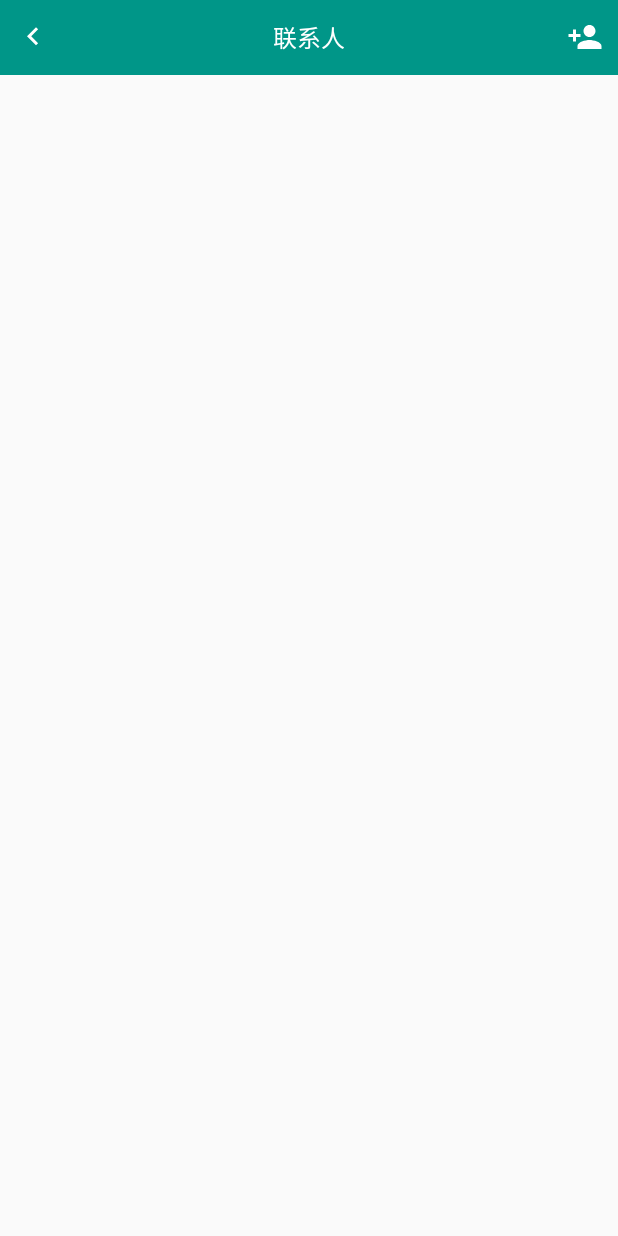
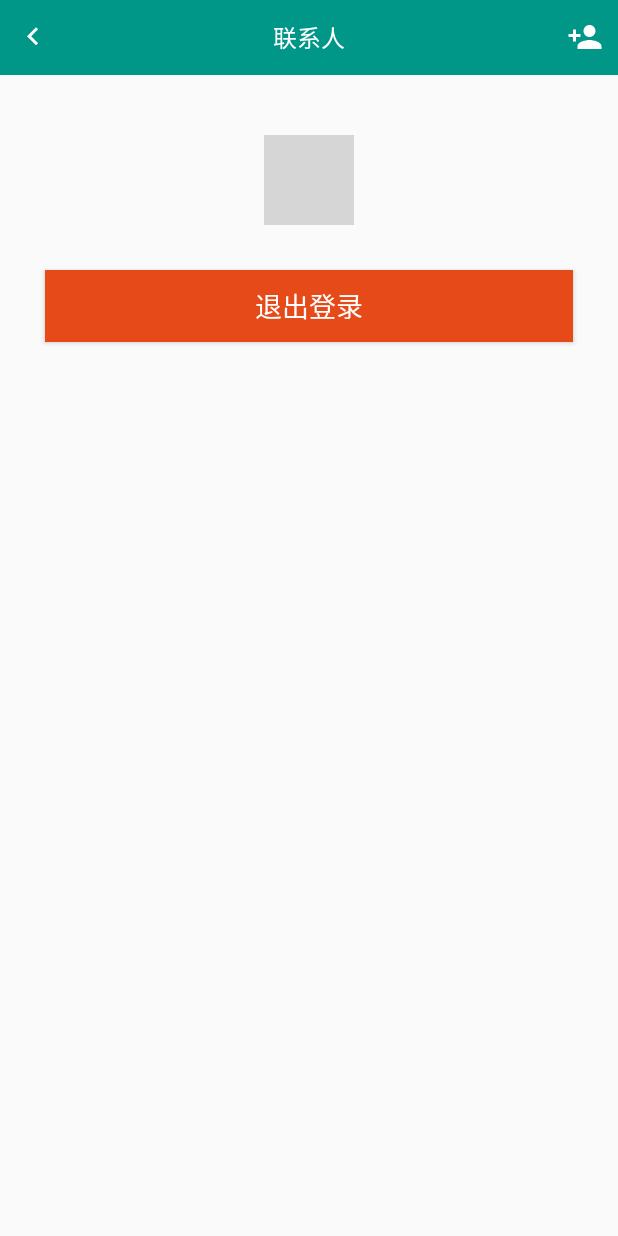
Before and after one commit to xblydxj/littleChat, an Android app: the layout fragment_plugin.xml on its own in the app's theme, with its tools: preview values and no code run, on a phone screen of 412 x 824 dp. Run offline under Robolectric (Android 15) with nearby library versions, the phone set to English and light mode, and no system bars; grey boxes are pictures that could not be loaded.

```diff
--- a/app/src/main/java/xblydxj/qq/base/BaseFragment.java
+++ b/app/src/main/java/xblydxj/qq/base/BaseFragment.java
@@ -24,12 +24,12 @@ public abstract class BaseFragment extends Fragment implements View.OnClickListe
     @Override
     public void onActivityCreated(@Nullable Bundle savedInstanceState) {
         super.onActivityCreated(savedInstanceState);
-        View view = getView();
+        View view = this.getView();
         ImageView iv_left = (ImageView) view.findViewById(R.id.iv_left);
         ImageView iv_right = (ImageView) view.findViewById(R.id.iv_right);
         TextView tv_title = (TextView) view.findViewById(R.id.tv_title);
         initHeader(iv_left, tv_title, iv_right);
-        initData(view);
+        initData(getView());
     }
 
     protected abstract void initHeader(ImageView iv_left, TextView tv_title, ImageView iv_right);
--- a/app/src/main/java/xblydxj/qq/fragment/ContactFragment.java
+++ b/app/src/main/java/xblydxj/qq/fragment/ContactFragment.java
@@ -19,8 +19,7 @@ public class ContactFragment extends BaseFragment {
 
     @Override
     protected View initView(LayoutInflater inflater, ViewGroup container, Bundle savedInstanceState) {
-        inflater.inflate(R.layout.fragment_contact, container);
-        return null;
+        return inflater.inflate(R.layout.fragment_contact, container, false);
     }
 
     @Override
--- /dev/null
+++ b/app/src/main/res/drawable/rectangle_button_bg.xml
@@ -0,0 +1,5 @@
+<?xml version="1.0" encoding="utf-8"?>
+<shape xmlns:android="http://schemas.android.com/apk/res/android"
+    android:shape="rectangle">
+    <solid android:color="#FFe64a19"/>
+</shape>
--- /dev/null
+++ b/app/src/main/res/drawable/rectangle_button_bg_ripple.xml
@@ -0,0 +1,5 @@
+<?xml version="1.0" encoding="utf-8"?>
+<ripple xmlns:android="http://schemas.android.com/apk/res/android"
+    android:color="#FF009688">
+    <item android:drawable="@drawable/rectangle_button_bg"/>
+</ripple>
--- a/app/src/main/res/layout/fragment_plugin.xml
+++ b/app/src/main/res/layout/fragment_plugin.xml
@@ -1,9 +1,27 @@
 <?xml version="1.0" encoding="utf-8"?>
 <LinearLayout
     xmlns:android="http://schemas.android.com/apk/res/android"
-              android:orientation="vertical"
-              android:layout_width="match_parent"
-              android:layout_height="match_parent">
+    android:layout_width="match_parent"
+    android:layout_height="match_parent"
+    android:orientation="vertical">
     <include layout="@layout/header_view"/>
-
+    <ImageView
+        android:layout_width="60dp"
+        android:layout_height="60dp"
+        android:layout_gravity="center_horizontal"
+        android:layout_marginBottom="30dp"
+        android:layout_marginTop="40dp"
+        android:src="@drawable/avatar6"/>
+    <Button
+        android:id="@+id/plugin_logout"
+        android:layout_width="match_parent"
+        android:layout_height="wrap_content"
+        android:layout_gravity="center_horizontal"
+        android:layout_marginLeft="30dp"
+        android:layout_marginRight="30dp"
+        android:background="@drawable/rectangle_button_bg_ripple"
+        android:elevation="5dp"
+        android:text="退出登录"
+        android:textColor="@color/md_white_color_code"
+        android:textSize="18sp"/>
 </LinearLayout>
```
Also changed, not shown: app/src/main/AndroidManifest.xml (+27 -27 lines), app/src/main/java/xblydxj/qq/activity/MainActivity.java (+12 -7 lines), app/src/main/java/xblydxj/qq/activity/SplashActivity.java (+8 -9 lines), app/src/main/java/xblydxj/qq/fragment/ConversationFragment.java (+2 -5 lines), app/src/main/java/xblydxj/qq/fragment/PluginFragment.java (+48 -4 lines).
